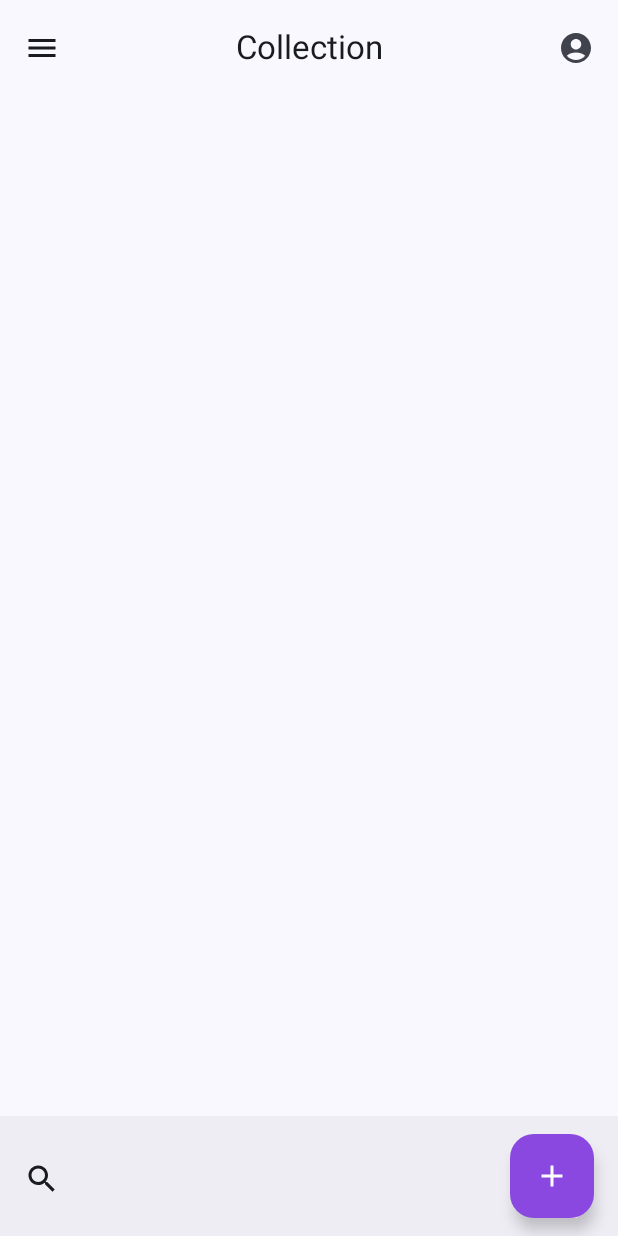
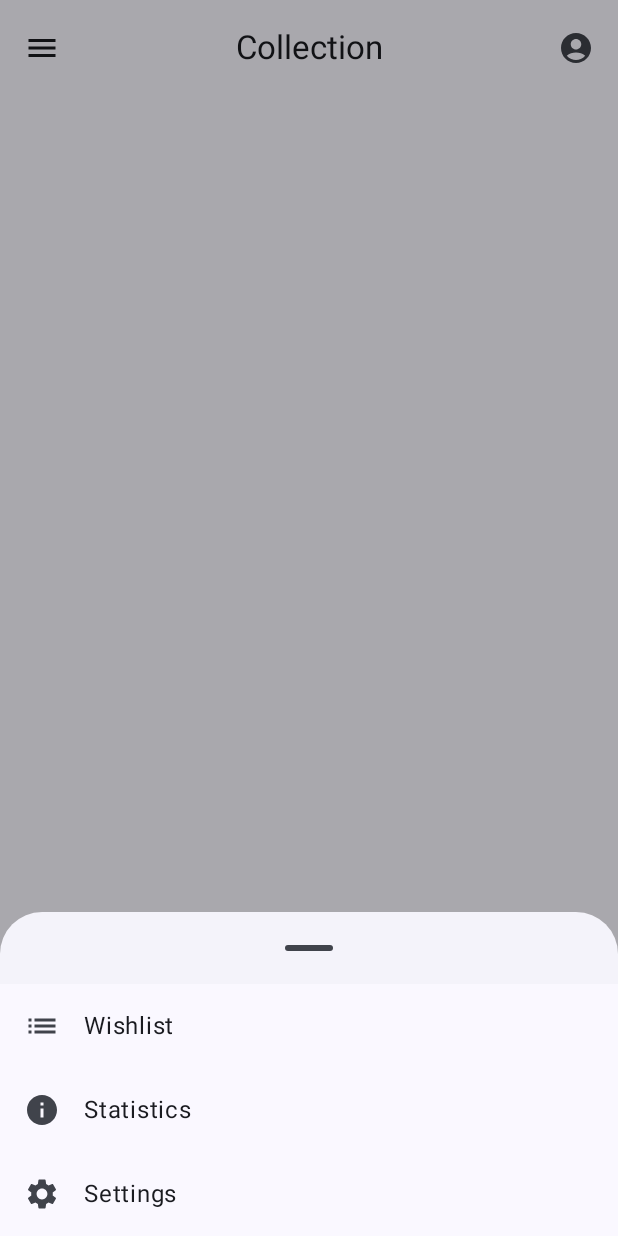
Before and after one commit to bkennedy06/MADFinalProj, an Android app built with Jetpack Compose: the screen it shows after launch (MainActivity), after a tap on "Menu", on a phone screen of 412 x 824 dp. Run offline under Robolectric (Android 15) with nearby library versions, the phone set to English and light mode, and no system bars.

Commit message:
Bottom menu popup now working. Includes navigation to Wishlist, Stats, and Settings

```diff
--- a/app/src/main/java/com/zybooks/pizzaparty/MainActivity.kt
+++ b/app/src/main/java/com/zybooks/pizzaparty/MainActivity.kt
@@ -62,7 +62,12 @@ import androidx.compose.ui.tooling.preview.Preview
 import androidx.compose.ui.unit.dp
 import androidx.compose.ui.window.Dialog
 import android.graphics.ImageDecoder
+import androidx.compose.material.icons.filled.Info
 import com.zybooks.pizzaparty.ui.theme.PizzaPartyTheme
+import androidx.compose.material3.ModalBottomSheet
+import androidx.compose.material3.ListItem
+import androidx.compose.material.icons.filled.List
+import androidx.compose.material.icons.filled.Settings
 
 class MainActivity : ComponentActivity() {
    override fun onCreate(savedInstanceState: Bundle?) {
@@ -87,13 +92,15 @@ class MainActivity : ComponentActivity() {
 fun PizzaPartyScreen(modifier: Modifier = Modifier) {
    var showAddAlbumDialog by remember { mutableStateOf(false) }
    var albumList by remember { mutableStateOf(mutableListOf<Album>()) } // Store user albums
+   var showBottomSheet by remember { mutableStateOf(false) }
+
 
    Scaffold(
       topBar = {
          CenterAlignedTopAppBar(
             title = { Text(text = "Collection") },
             navigationIcon = {
-               IconButton(onClick = { /* Handle menu click */ }) {
+               IconButton(onClick = { showBottomSheet = true }) {
                   Icon(imageVector = Icons.Default.Menu, contentDescription = "Menu")
                }
             },
@@ -131,6 +138,31 @@ fun PizzaPartyScreen(modifier: Modifier = Modifier) {
       }
    }
 
+   if (showBottomSheet) {
+      ModalBottomSheet(
+         onDismissRequest = { showBottomSheet = false }
+      ) {
+         Column {
+            ListItem(
+               headlineContent = { Text("Wishlist") },
+               leadingContent = { Icon(Icons.Default.List, contentDescription = "Wishlist") },
+               modifier = Modifier.clickable { /* Handle Wishlist */ }
+            )
+            ListItem(
+               headlineContent = { Text("Statistics") },
+               leadingContent = { Icon(Icons.Default.Info, contentDescription = "Statistics") },
+               modifier = Modifier.clickable { /* Handle Statistics */ }
+            )
+            ListItem(
+               headlineContent = { Text("Settings") },
+               leadingContent = { Icon(Icons.Default.Settings, contentDescription = "Settings") },
+               modifier = Modifier.clickable { /* Handle Settings*/ }
+            )
+         }
+      }
+   }
+
+
    if (showAddAlbumDialog) {
       AddAlbumDialog(
          onDismiss = { showAddAlbumDialog = false },
@@ -167,7 +199,6 @@ fun VinylCollectionGrid(albums: List<Album>) {
       }
    }
 }
-
 
 @Composable
 fun VinylItem(album: Album, onClick: () -> Unit) {
@@ -225,7 +256,6 @@ fun VinylItem(album: Album, onClick: () -> Unit) {
       }
    }
 }
-
 
 @Composable
 fun VinylDetailsPopup(album: Album, onDismiss: () -> Unit) {
```
